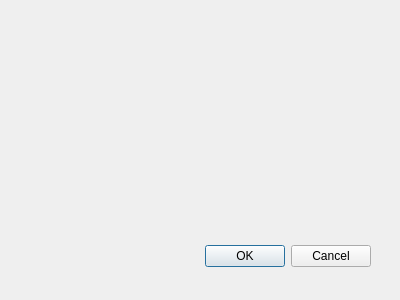
The window that selectyachtwindow.ui (Zbynkus9/BazyDanychJachtyApp) describes before a commit, drawn with Qt 5.
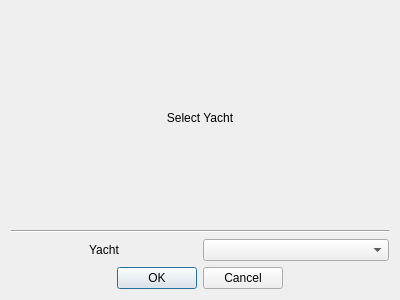
The same window after the commit.

Diff of the .ui file:
```diff
--- a/selectyachtwindow.ui
+++ b/selectyachtwindow.ui
@@ -13,22 +13,118 @@
   <property name="windowTitle">
    <string>Dialog</string>
   </property>
-  <widget class="QDialogButtonBox" name="buttonBox">
-   <property name="geometry">
-    <rect>
-     <x>30</x>
-     <y>240</y>
-     <width>341</width>
-     <height>32</height>
-    </rect>
-   </property>
-   <property name="orientation">
-    <enum>Qt::Orientation::Horizontal</enum>
-   </property>
-   <property name="standardButtons">
-    <set>QDialogButtonBox::StandardButton::Cancel|QDialogButtonBox::StandardButton::Ok</set>
-   </property>
-  </widget>
+  <layout class="QGridLayout" name="gridLayout">
+   <item row="0" column="0">
+    <layout class="QHBoxLayout" name="horizontalLayout_4">
+     <item>
+      <spacer name="horizontalSpacer_3">
+       <property name="orientation">
+        <enum>Qt::Orientation::Horizontal</enum>
+       </property>
+       <property name="sizeHint" stdset="0">
+        <size>
+         <width>40</width>
+         <height>20</height>
+        </size>
+       </property>
+      </spacer>
+     </item>
+     <item>
+      <widget class="QLabel" name="label_2">
+       <property name="text">
+        <string>Select Yacht</string>
+       </property>
+       <property name="alignment">
+        <set>Qt::AlignmentFlag::AlignCenter</set>
+       </property>
+      </widget>
+     </item>
+     <item>
+      <spacer name="horizontalSpacer_4">
+       <property name="orientation">
+        <enum>Qt::Orientation::Horizontal</enum>
+       </property>
+       <property name="sizeHint" stdset="0">
+        <size>
+         <width>40</width>
+         <height>20</height>
+        </size>
+       </property>
+      </spacer>
+     </item>
+    </layout>
+   </item>
+   <item row="1" column="0">
+    <widget class="Line" name="line">
+     <property name="orientation">
+      <enum>Qt::Orientation::Horizontal</enum>
+     </property>
+    </widget>
+   </item>
+   <item row="2" column="0">
+    <layout class="QHBoxLayout" name="horizontalLayout_3">
+     <item>
+      <widget class="QLabel" name="label">
+       <property name="text">
+        <string>Yacht</string>
+       </property>
+       <property name="alignment">
+        <set>Qt::AlignmentFlag::AlignCenter</set>
+       </property>
+      </widget>
+     </item>
+     <item>
+      <widget class="QComboBox" name="YachtComboBox"/>
+     </item>
+    </layout>
+   </item>
+   <item row="3" column="0">
+    <layout class="QHBoxLayout" name="horizontalLayout_2">
+     <item>
+      <spacer name="horizontalSpacer">
+       <property name="orientation">
+        <enum>Qt::Orientation::Horizontal</enum>
+       </property>
+       <property name="sizeHint" stdset="0">
+        <size>
+         <width>40</width>
+         <height>20</height>
+        </size>
+       </property>
+      </spacer>
+     </item>
+     <item>
+      <widget class="QDialogButtonBox" name="buttonBox">
+       <property name="sizePolicy">
+        <sizepolicy hsizetype="Maximum" vsizetype="Fixed">
+         <horstretch>0</horstretch>
+         <verstretch>0</verstretch>
+        </sizepolicy>
+       </property>
+       <property name="orientation">
+        <enum>Qt::Orientation::Horizontal</enum>
+       </property>
+       <property name="standardButtons">
+        <set>QDialogButtonBox::StandardButton::Cancel|QDialogButtonBox::StandardButton::Ok</set>
+       </property>
+      </widget>
+     </item>
+     <item>
+      <spacer name="horizontalSpacer_2">
+       <property name="orientation">
+        <enum>Qt::Orientation::Horizontal</enum>
+       </property>
+       <property name="sizeHint" stdset="0">
+        <size>
+         <width>40</width>
+         <height>20</height>
+        </size>
+       </property>
+      </spacer>
+     </item>
+    </layout>
+   </item>
+  </layout>
  </widget>
  <resources/>
  <connections>
```
